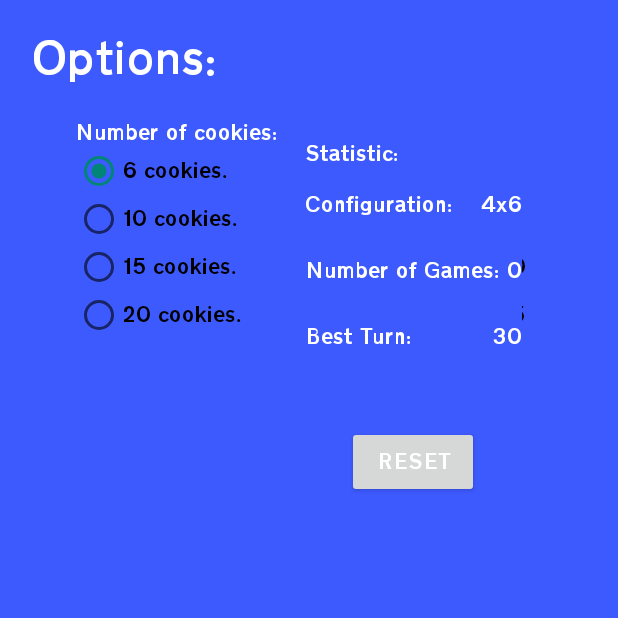
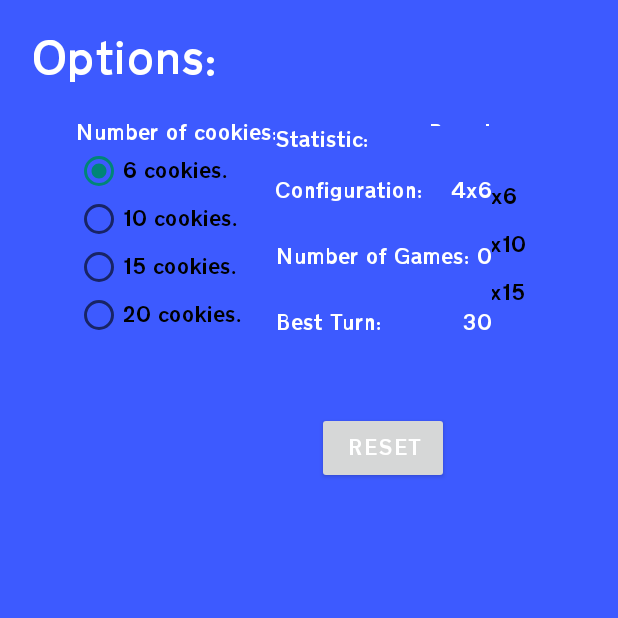
Before and after one commit to Aryex/GooseFinder, an Android app: the OptionsActivity screen opened directly, with no data from a screen before it, on a phone screen of 412 x 824 dp, the top half of it. Run offline under Robolectric (Android 15) with nearby library versions, the phone set to English and light mode, and no system bars.

```diff
--- a/app/src/main/res/layout/activity_options.xml
+++ b/app/src/main/res/layout/activity_options.xml
@@ -6,14 +6,22 @@
     android:layout_height="match_parent"
     tools:context=".OptionsActivity">
 
-    <LinearLayout
-        android:id="@+id/linearLayout3"
+    <TextView
+        android:id="@+id/textView11"
         android:layout_width="wrap_content"
         android:layout_height="wrap_content"
-        android:baselineAligned="false"
+        android:padding="20dp"
+        android:text="Options: "
+        android:textSize="30sp"
+        app:layout_constraintStart_toStartOf="parent"
+        app:layout_constraintTop_toTopOf="parent" />
+
+    <LinearLayout
+        android:layout_width="wrap_content"
+        android:layout_height="wrap_content"
         android:orientation="horizontal"
         app:layout_constraintStart_toStartOf="parent"
-        app:layout_constraintTop_toTopOf="parent">
+        app:layout_constraintTop_toBottomOf="@+id/textView11">
 
         <LinearLayout
             android:id="@+id/linearLayout2"
@@ -22,14 +30,6 @@
             android:layout_gravity="bottom"
             android:gravity="center|center_vertical"
             android:orientation="vertical">
-
-            <TextView
-                android:id="@+id/textView11"
-                android:layout_width="match_parent"
-                android:layout_height="wrap_content"
-                android:padding="20dp"
-                android:text="Options: "
-                android:textSize="30sp" />
 
             <TextView
                 android:id="@+id/textBoardSize"
@@ -54,7 +54,7 @@
             android:id="@+id/linearLayout"
             android:layout_width="wrap_content"
             android:layout_height="wrap_content"
-            android:layout_gravity="bottom"
+            android:layout_gravity=""
             android:gravity="center_vertical"
             android:orientation="vertical"
             android:paddingTop="0dp"
@@ -77,14 +77,24 @@
                 android:paddingRight="50dp" />
 
         </LinearLayout>
+    </LinearLayout>
+
+    <LinearLayout
+        android:id="@+id/linearLayout3"
+        android:layout_width="wrap_content"
+        android:layout_height="wrap_content"
+        android:baselineAligned="false"
+        android:orientation="horizontal"
+        app:layout_constraintStart_toStartOf="parent"
+        app:layout_constraintTop_toTopOf="parent">
 
     </LinearLayout>
 
     <LinearLayout
         android:layout_width="wrap_content"
         android:layout_height="wrap_content"
-        android:layout_marginTop="68dp"
-        android:layout_marginEnd="64dp"
+        android:layout_marginTop="84dp"
+        android:layout_marginEnd="84dp"
         android:orientation="vertical"
         app:layout_constraintEnd_toEndOf="parent"
         app:layout_constraintTop_toTopOf="parent">
@@ -93,7 +103,7 @@
             android:id="@+id/textView13"
             android:layout_width="wrap_content"
             android:layout_height="wrap_content"
-            android:layout_marginTop="25dp"
+            android:layout_marginTop="0dp"
             android:text="Statistic:"
             android:textAlignment="center" />
 
```
